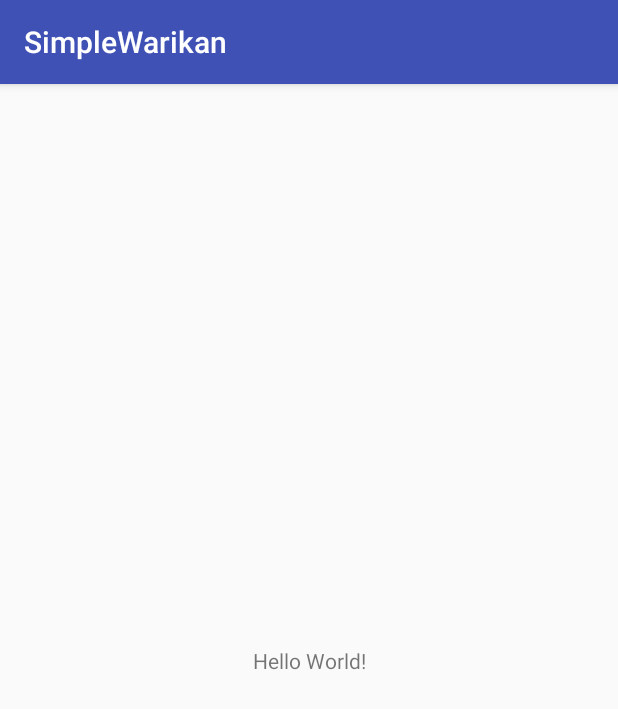
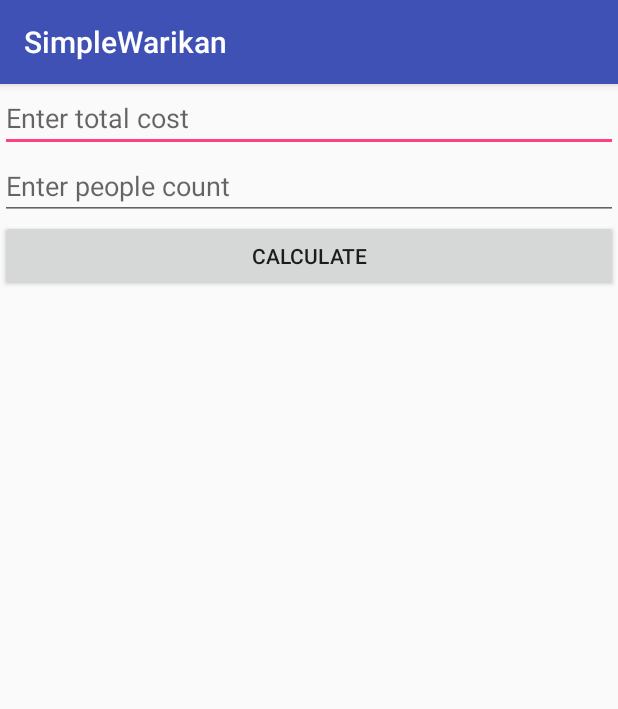
Before and after one commit to panpanini/SimpleWarikan, an Android app: the screen it shows after launch (MainActivity), on a phone screen of 412 x 824 dp. Shown: the top 709 px of the screen. Run offline under Robolectric (Android 15) with nearby library versions, the phone set to English and light mode, and no system bars.

Commit message:
add lesson 1

```diff
--- a/app/src/main/java/com/example/atsuko/simplewarikan/MainActivity.kt
+++ b/app/src/main/java/com/example/atsuko/simplewarikan/MainActivity.kt
@@ -2,11 +2,21 @@ package com.example.atsuko.simplewarikan
 
 import android.support.v7.app.AppCompatActivity
 import android.os.Bundle
+import android.widget.Button
+import android.widget.EditText
+import android.widget.TextView
 
 class MainActivity : AppCompatActivity() {
 
     override fun onCreate(savedInstanceState: Bundle?) {
         super.onCreate(savedInstanceState)
         setContentView(R.layout.activity_main)
+        findViewById<Button>(R.id.calculate_button).setOnClickListener {
+            val cost = findViewById<EditText>(R.id.cost).text.toString()
+            val peopleCount = findViewById<EditText>(R.id.people).text.toString()
+
+            findViewById<TextView>(R.id.result).text =
+                    (cost.toInt() / peopleCount.toInt()).toString()
+        }
     }
 }
--- a/app/src/main/res/layout/activity_main.xml
+++ b/app/src/main/res/layout/activity_main.xml
@@ -7,13 +7,38 @@
     android:layout_height="match_parent"
     tools:context=".MainActivity">
 
+    <EditText
+        android:id="@+id/cost"
+        android:layout_width="0dp"
+        android:layout_height="wrap_content"
+        android:hint="Enter total cost"
+        app:layout_constraintStart_toStartOf="parent"
+        app:layout_constraintEnd_toEndOf="parent"/>
+
+    <EditText
+        android:id="@+id/people"
+        android:layout_width="0dp"
+        android:layout_height="wrap_content"
+        android:hint="Enter people count"
+        app:layout_constraintStart_toStartOf="parent"
+        app:layout_constraintEnd_toEndOf="parent"
+        app:layout_constraintTop_toBottomOf="@id/cost"/>
+
+    <Button
+        android:id="@+id/calculate_button"
+        android:layout_width="0dp"
+        android:layout_height="wrap_content"
+        android:text="calculate"
+        app:layout_constraintStart_toStartOf="parent"
+        app:layout_constraintEnd_toEndOf="parent"
+        app:layout_constraintTop_toBottomOf="@id/people"/>
+
     <TextView
-        android:layout_width="wrap_content"
+        android:id="@+id/result"
+        android:layout_width="match_parent"
         android:layout_height="wrap_content"
-        android:text="Hello World!"
-        app:layout_constraintBottom_toBottomOf="parent"
-        app:layout_constraintLeft_toLeftOf="parent"
-        app:layout_constraintRight_toRightOf="parent"
-        app:layout_constraintTop_toTopOf="parent" />
+        app:layout_constraintStart_toStartOf="parent"
+        app:layout_constraintEnd_toEndOf="parent"
+        app:layout_constraintTop_toBottomOf="@id/calculate_button"/>
 
 </android.support.constraint.ConstraintLayout>
```
